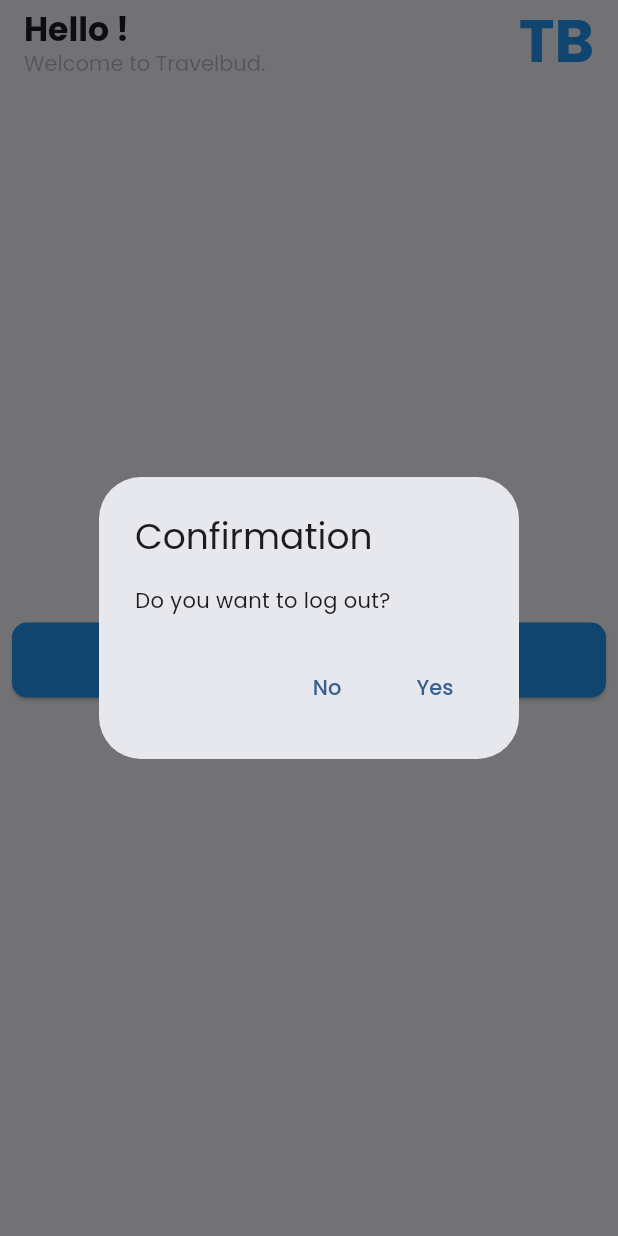
After one commit to swapnilpingale22/flutter-travel-bud-app, a Flutter app: the HomeScreen screen opened by its route, after a tap on "Logout", on a phone screen of 412 x 824 dp. The commit adds this screen. Run offline on Flutter 3.47's test engine with Material 3 defaults, Android fonts, the phone set to English and light mode, and no system bars; our stand-ins replace dotted_border, flutter_svg, fluttertoast, font_awesome_flutter, google_fonts, google_maps_flutter and 1 more; missing offline and left inert: progress_stepper; accounts and stored records are empty.

Commit message:
auth added

```diff
--- a/lib/common_widgets/confirm_dialog.dart
+++ b/lib/common_widgets/confirm_dialog.dart
@@ -2,6 +2,7 @@ import 'package:flutter/material.dart';
 import 'package:flutter/services.dart';
 import 'package:flutter_svg/svg.dart';
 import 'package:travel_bud/common_widgets/custom_button.dart';
+import 'package:travel_bud/services/auth_services.dart';
 
 Future<void> showConfirmDialog(BuildContext context) async {
   return showDialog<void>(
@@ -127,3 +128,31 @@ Future<void> showCongratulationsDialog(BuildContext context) async {
     },
   );
 }
+
+Future<void> showLogOutDialog(BuildContext context) async {
+  return showDialog<void>(
+    context: context,
+    barrierDismissible: false,
+    builder: (BuildContext context) {
+      return AlertDialog(
+        title: const Text('Confirmation'),
+        content: const Text('Do you want to log out?'),
+        actions: <Widget>[
+          TextButton(
+            onPressed: () {
+              Navigator.of(context).pop();
+            },
+            child: const Text('No'),
+          ),
+          TextButton(
+            onPressed: () {
+              Navigator.of(context).pop();
+              AuthService().logOut(context);
+            },
+            child: const Text('Yes'),
+          ),
+        ],
+      );
+    },
+  );
+}
--- a/lib/main.dart
+++ b/lib/main.dart
@@ -1,14 +1,40 @@
 import 'package:flutter/material.dart';
+import 'package:provider/provider.dart';
+import 'package:travel_bud/provider/user_provider.dart';
 import 'package:travel_bud/router.dart';
+import 'package:travel_bud/screens/home/home_screen.dart';
 import 'package:travel_bud/screens/login/login_screen.dart';
 import 'package:google_fonts/google_fonts.dart';
+import 'package:travel_bud/services/auth_services.dart';
 
 void main() {
-  runApp(const MyApp());
+  runApp(
+    MultiProvider(
+      providers: [
+        ChangeNotifierProvider(
+          create: (context) => UserProvider(),
+        )
+      ],
+      child: const MyApp(),
+    ),
+  );
 }
 
-class MyApp extends StatelessWidget {
+class MyApp extends StatefulWidget {
   const MyApp({super.key});
+
+  @override
+  State<MyApp> createState() => _MyAppState();
+}
+
+class _MyAppState extends State<MyApp> {
+  final AuthService authService = AuthService();
+
+  @override
+  void initState() {
+    super.initState();
+    authService.getUserData(context);
+  }
 
   @override
   Widget build(BuildContext context) {
@@ -22,7 +48,9 @@ class MyApp extends StatelessWidget {
       ),
       debugShowCheckedModeBanner: false,
       onGenerateRoute: (settings) => generateRoute(settings),
-      home: const LoginScreen(),
+      home: Provider.of<UserProvider>(context).user.token.isNotEmpty
+          ? const HomeScreen()
+          : const LoginScreen(),
     );
   }
 }
--- /dev/null
+++ b/lib/models/user.dart
@@ -0,0 +1,79 @@
+// ignore_for_file: public_member_api_docs, sort_constructors_first
+// To parse this JSON data, do
+//
+//     final userModel = userModelFromJson(jsonString);
+
+import 'dart:convert';
+
+// UserModel userModelFromJson(String str) => UserModel.fromJson(json.decode(str));
+
+// String userModelToJson(UserModel data) => json.encode(data.toJson());
+
+class UserModel {
+  String name;
+  int mobileNo;
+  String email;
+  String password;
+  String type;
+  String id;
+  String token;
+
+  UserModel({
+    required this.name,
+    required this.mobileNo,
+    required this.email,
+    required this.password,
+    required this.type,
+    required this.id,
+    required this.token,
+  });
+
+  // factory UserModel.fromJson(Map<String, dynamic> json) => UserModel(
+  //       name: json["name"],
+  //       mobileNo: json["mobileNo"],
+  //       email: json["email"],
+  //       password: json["password"],
+  //       type: json["type"],
+  //       id: json["_id"],
+  //       token: json["token"],
+  //     );
+
+  // Map<String, dynamic> toJson() => {
+  //       "name": name,
+  //       "mobileNo": mobileNo,
+  //       "email": email,
+  //       "password": password,
+  //       "type": type,
+  //       "_id": id,
+  //       "token": token,
+  //     };
+
+  Map<String, dynamic> toMap() {
+    return <String, dynamic>{
+      'name': name,
+      'mobileNo': mobileNo,
+      'email': email,
+      'password': password,
+      'type': type,
+      '_id': id,
+      'token': token,
+    };
+  }
+
+  factory UserModel.fromMap(Map<String, dynamic> map) {
+    return UserModel(
+      name: map['name'] as String,
+      mobileNo: map['mobileNo'] as int,
+      email: map['email'] as String,
+      password: map['password'] as String,
+      type: map['type'] as String,
+      id: map['_id'] as String,
+      token: map['token'] as String,
+    );
+  }
+
+  String toJson() => json.encode(toMap());
+
+  factory UserModel.fromJson(String source) =>
+      UserModel.fromMap(json.decode(source) as Map<String, dynamic>);
+}
--- /dev/null
+++ b/lib/provider/user_provider.dart
@@ -0,0 +1,21 @@
+import 'package:flutter/material.dart';
+import 'package:travel_bud/models/user.dart';
+
+class UserProvider extends ChangeNotifier {
+  UserModel _user = UserModel(
+    name: '',
+    mobileNo: 0,
+    email: '',
+    password: '',
+    type: '',
+    id: '',
+    token: '',
+  );
+
+  UserModel get user => _user;
+
+  void setUser(String user) {
+    _user = UserModel.fromJson(user);
+    notifyListeners();
+  }
+}
--- a/lib/router.dart
+++ b/lib/router.dart
@@ -1,4 +1,5 @@
 import 'package:flutter/material.dart';
+import 'package:travel_bud/screens/home/home_screen.dart';
 import 'package:travel_bud/screens/login/sign_up_screen.dart';
 import 'package:travel_bud/screens/onbooarding/address.dart';
 import 'package:travel_bud/screens/onbooarding/accommodation_details.dart';
@@ -107,6 +108,12 @@ Route<dynamic> generateRoute(RouteSettings routeSettings) {
         builder: (_) => const TermAndConditionsScreen(),
       );
 
+    case HomeScreen.routeName:
+      return MaterialPageRoute(
+        settings: routeSettings,
+        builder: (_) => const HomeScreen(),
+      );
+
     default:
       return MaterialPageRoute(
         settings: routeSettings,
--- /dev/null
+++ b/lib/screens/home/home_screen.dart
@@ -0,0 +1,72 @@
+import 'package:flutter/material.dart';
+import 'package:provider/provider.dart';
+import 'package:travel_bud/common_widgets/confirm_dialog.dart';
+import 'package:travel_bud/common_widgets/custom_button.dart';
+import 'package:travel_bud/provider/user_provider.dart';
+
+class HomeScreen extends StatefulWidget {
+  static const String routeName = "/home";
+  const HomeScreen({super.key});
+
+  @override
+  State<HomeScreen> createState() => _HomeScreenState();
+}
+
+class _HomeScreenState extends State<HomeScreen> {
+  @override
+  Widget build(BuildContext context) {
+    final user = Provider.of<UserProvider>(context).user;
+    return Scaffold(
+      appBar: AppBar(
+        automaticallyImplyLeading: false,
+        title: Column(
+          crossAxisAlignment: CrossAxisAlignment.start,
+          children: [
+            Row(
+              mainAxisAlignment: MainAxisAlignment.spaceBetween,
+              children: [
+                Column(
+                  crossAxisAlignment: CrossAxisAlignment.start,
+                  children: [
+                    Text(
+                      'Hello ${user.name}!',
+                      style: const TextStyle(
+                        fontWeight: FontWeight.bold,
+                      ),
+                    ),
+                    const Text(
+                      'Welcome to Travelbud.',
+                      style: TextStyle(
+                        fontSize: 14,
+                        color: Colors.black26,
+                      ),
+                    ),
+                  ],
+                ),
+                const Text(
+                  'TB',
+                  style: TextStyle(
+                    fontSize: 40,
+                    color: Colors.blue,
+                    fontWeight: FontWeight.bold,
+                  ),
+                )
+              ],
+            ),
+          ],
+        ),
+      ),
+      body: Center(
+        child: Padding(
+          padding: const EdgeInsets.all(8.0),
+          child: CustomButton(
+            text: 'Logout',
+            onTap: () {
+              showLogOutDialog(context);
+            },
+          ),
+        ),
+      ),
+    );
+  }
+}
--- a/lib/screens/onbooarding/address.dart
+++ b/lib/screens/onbooarding/address.dart
@@ -146,8 +146,11 @@ class _AddresssScreenState extends State<AddresssScreen> {
                                   if (val == null || val.isEmpty) {
                                     return 'Please enter your pincode';
                                   }
+                                  if (int.tryParse(val) == null) {
+                                    return 'Mobile number must contain only digits';
+                                  }
                                   if (val.length < 6) {
-                                    return 'Enter maximum 6 digit number';
+                                    return 'Enter minimum 6 digit number';
                                   }
 
                                   return null;
--- a/pubspec.yaml
+++ b/pubspec.yaml
@@ -41,6 +41,10 @@ dependencies:
   dotted_border: ^2.1.0
   progress_stepper: ^1.0.0
   google_maps_flutter: ^2.5.3
+  http: ^1.2.0
+  provider: ^6.1.1
+  shared_preferences: ^2.2.2
+  fluttertoast: ^8.2.4
 
 dev_dependencies:
   flutter_test:
```
Also changed, not shown: lib/constants/error_handling.dart (added, +40 -0 lines), lib/constants/utils.dart (added, +14 -0 lines), lib/screens/login/login_screen.dart (+11 -5 lines), lib/screens/login/sign_up_screen.dart (+19 -4 lines), lib/screens/onbooarding/check_in_out_details.dart (+4 -4 lines), lib/screens/onbooarding/details_tab.dart (+9 -6 lines), lib/screens/onbooarding/price_contact_details.dart (+24 -0 lines), lib/services/auth_services.dart (added, +183 -0 lines), pubspec.lock, 3 other files.
